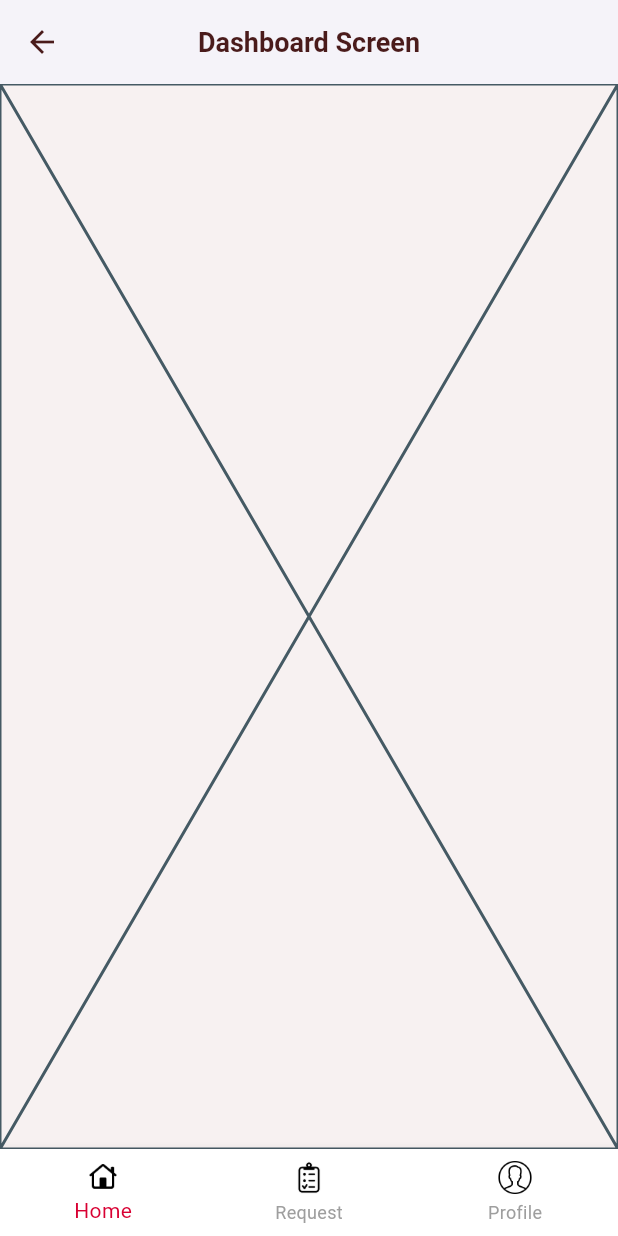
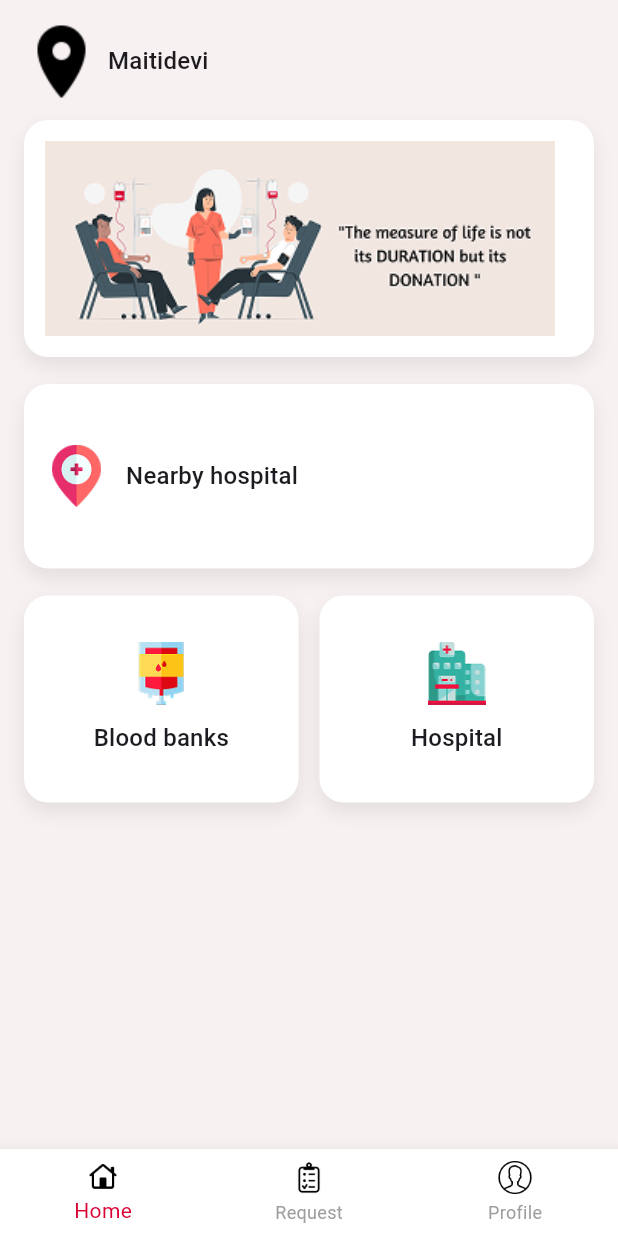
Before and after one commit to Unika1/lifelink, a Flutter app: the DashboardScreen screen opened directly, on a phone screen of 412 x 824 dp. Run offline on Flutter 3.47's test engine with Material 3 defaults, Android fonts, the phone set to English and light mode, and no system bars.

Commit message:
Saving changes

```diff
--- a/lib/screens/bottom_screen/home_screen.dart
+++ b/lib/screens/bottom_screen/home_screen.dart
@@ -3,12 +3,146 @@ import 'package:flutter/material.dart';
 class HomeScreen extends StatelessWidget {
   const HomeScreen({super.key});
 
-    static const Color primaryColor = Color(0xFFD80032);
-    static const Color textColor = Color(0xFF4A1B1B);
-    static const Color bgColor = Color(0xFFF7F1F1);
-
   @override
   Widget build(BuildContext context) {
-    return const Placeholder();
+    return Scaffold(
+      body: SizedBox.expand(
+        child: SingleChildScrollView(
+          padding: const EdgeInsets.all(16),
+          child: Column(
+            crossAxisAlignment: CrossAxisAlignment.start,
+            children: [
+              Row(
+                children: [
+                  Image.asset(
+                  'assets/icons/location.png'
+                  ),
+                  const SizedBox(width: 6),
+                  Text(
+                    "Maitidevi",
+                    style: Theme.of(context).textTheme.titleMedium,
+                  ),
+                ],
+              ),
+              const SizedBox(height: 14),
+              card(
+                child: SizedBox(
+                  height: 130,
+                  child: Row(
+                    children: [
+                      Expanded(
+                        child: Image.asset(
+                          'assets/images/measureoflife.png',
+                          fit: BoxFit.cover,
+                        ),
+                      ),
+                      const SizedBox(width: 12),
+                    ],
+                  ),
+                ),
+              ),
+              const SizedBox(height: 18),
+              GestureDetector(
+                onTap: () {},
+                child: card(
+                  child: SizedBox(
+                    height: 95,
+                    child: Row(
+                      children: [
+                        Image.asset(
+                          'assets/images/blood-drop.png',
+                          width: 42,
+                          height: 42,
+                        ),
+                        const SizedBox(width: 12),
+                        Text(
+                          "Nearby hospital",
+                          style: Theme.of(context).textTheme.titleMedium,
+                        ),
+                      ],
+                    ),
+                  ),
+                ),
+              ),
+              const SizedBox(height: 18),
+              Row(
+                children: [
+                  Expanded(
+                    child: GestureDetector(
+                      onTap: () {},
+                      child: card(
+                        child: SizedBox(
+                          height: 110,
+                          child: Column(
+                            mainAxisAlignment: MainAxisAlignment.center,
+                            children: [
+                              Image.asset(
+                                'assets/images/blood-transfusion.png',
+                                width: 42,
+                                height: 42,
+                              ),
+                              const SizedBox(height: 10),
+                              Text(
+                                "Blood banks",
+                                style: Theme.of(context).textTheme.titleMedium,
+                              ),
+                            ],
+                          ),
+                        ),
+                      ),
+                    ),
+                  ),
+                  const SizedBox(width: 14),
+                  Expanded(
+                    child: GestureDetector(
+                      onTap: () {},
+                      child: card(
+                        child: SizedBox(
+                          height: 110,
+                          child: Column(
+                            mainAxisAlignment: MainAxisAlignment.center,
+                            children: [
+                              Image.asset(
+                                'assets/images/hospital.png',
+                                width: 42,
+                                height: 42,
+                              ),
+                              const SizedBox(height: 10),
+                              Text(
+                                "Hospital",
+                                style: Theme.of(context).textTheme.titleMedium,
+                              ),
+                            ],
+                          ),
+                        ),
+                      ),
+                    ),
+                  ),
+                ],
+              ),
+            ],
+          ),
+        ),
+      ),
+    );
+  }
+
+  Widget card({required Widget child}) {
+    return Container(
+      width: double.infinity,
+      padding: const EdgeInsets.all(14),
+      decoration: BoxDecoration(
+        color: Colors.white,
+        borderRadius: BorderRadius.circular(16),
+        boxShadow: [
+          BoxShadow(
+            color: Colors.black.withOpacity(0.08),
+            blurRadius: 10,
+            offset: const Offset(0, 6),
+          ),
+        ],
+      ),
+      child: child,
+    );
   }
 }
--- a/lib/screens/dashboard_screen.dart
+++ b/lib/screens/dashboard_screen.dart
@@ -20,9 +20,6 @@ class _DashboardScreen extends State<DashboardScreen> {
   @override
   Widget build(BuildContext context) {
     return Scaffold(
-      appBar: AppBar(title: const Text("Dashboard Screen"),
-      centerTitle: true,
-      ),
       body: lstBottomScreen[_selectedIndex],
       bottomNavigationBar: BottomNavigationBar(
         type: BottomNavigationBarType.fixed,
--- a/lib/screens/login_screen.dart
+++ b/lib/screens/login_screen.dart
@@ -73,7 +73,7 @@ class _LoginScreenState extends State<LoginScreen> {
                         child: Padding(
                           padding: const EdgeInsets.all(12),
                           child: Image.asset(
-                            'assets/images/LifeLink.png',
+                            'assets/images/LifeLink_notext.png',
                             fit: BoxFit.contain,
                           ),
                         ),
--- a/lib/screens/splash_screen.dart
+++ b/lib/screens/splash_screen.dart
@@ -27,7 +27,7 @@ class _SplashScreenState extends State<SplashScreen> {
             child:Column(
                 mainAxisSize: MainAxisSize.min,
                 children: [
-                    Image.asset("assets/images/LifeLink.png"),
+                    Image.asset("assets/images/lifelink_logo1.jpg"),
                     SizedBox(height: 16),
                 ],
 
```
Also changed, not shown: assets/icons/location.png (added), assets/icons/notification.png (added), assets/images/LifeLink_notext.png (added), assets/images/lifelink_logo1.jpg (added).
